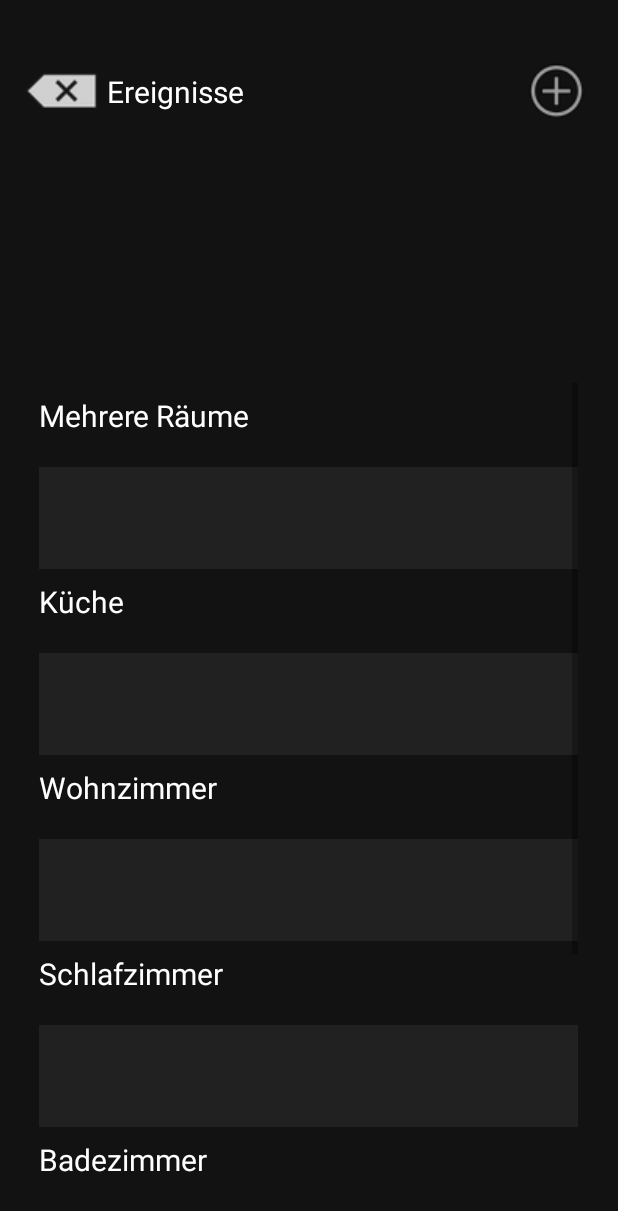
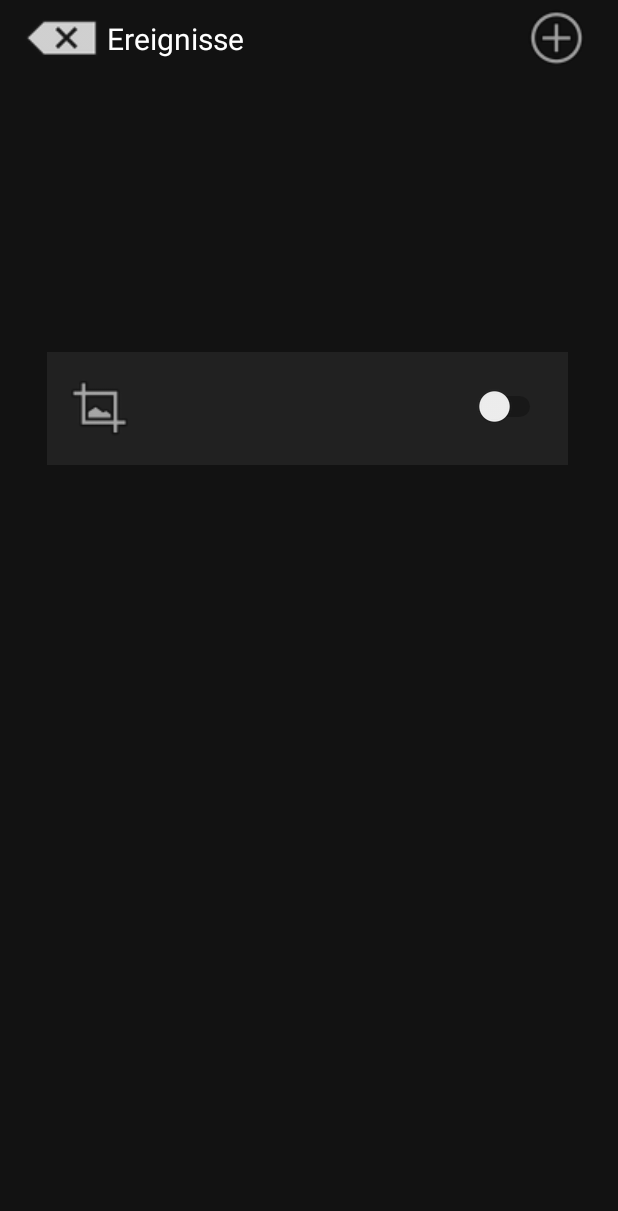
Before and after one commit to sophiafema/home_easylife, an Android app: the Events screen opened directly, with no data from a screen before it, on a phone screen of 412 x 824 dp. Shown: the top 1211 px of the screen. Run offline under Robolectric (Android 15) with nearby library versions, the phone set to English and light mode, and no system bars.

Commit message:
General --> Status Shutters Events --> implemented RecyclerView

```diff
--- a/app/build.gradle
+++ b/app/build.gradle
@@ -35,6 +35,7 @@ dependencies {
     implementation 'com.google.firebase:firebase-firestore:21.3.1'
 
     implementation 'me.relex:circleindicator:2.1.4'
+    implementation 'androidx.recyclerview:recyclerview:1.1.0'
 }
 
 apply plugin: 'com.google.gms.google-services'
--- a/app/src/main/java/com/sophiafema/home_easylife/Events.java
+++ b/app/src/main/java/com/sophiafema/home_easylife/Events.java
@@ -6,6 +6,7 @@ import android.content.Intent;
 import android.os.Bundle;
 import android.view.View;
 import android.widget.ImageView;
+import android.widget.Switch;
 import android.widget.TextView;
 
 public class Events extends AppCompatActivity implements View.OnClickListener {
@@ -14,24 +15,14 @@ public class Events extends AppCompatActivity implements View.OnClickListener {
     TextView tVEventsHeading;
     ImageView iVEventsAdd;
 
-    TextView tVEventsAll;
-    ImageView iVEventsAll;
 
-    TextView tVEventsKitchen;
-    ImageView iVEventsKitchen;
-
-    TextView tVEventsLiving;
-    ImageView iVEventsLiving;
-
-    TextView tVEventsSleeping;
-    ImageView iVEventsSleeping;
-
-    TextView tVEventsBath;
-    ImageView iVEventsBath;
-
-    TextView tVEventsHallway;
-    ImageView iVEventsHallway;
-
+    ImageView iVEventsBackground;
+    TextView tVEventsRoom;
+    TextView tVEventsName;
+    TextView tVEventsTime;
+    TextView tVEventsRepetition;
+    Switch swEvents;
+    ImageView iVEventsPicture;
 
     @Override
     protected void onCreate(Bundle savedInstanceState) {
@@ -44,19 +35,13 @@ public class Events extends AppCompatActivity implements View.OnClickListener {
         iVEventsAdd = (ImageView) findViewById(R.id.iVEventsAdd);
         iVEventsAdd.setOnClickListener(this);
 
-
-        tVEventsAll = (TextView) findViewById(R.id.tVEventsAll);
-        iVEventsAll = (ImageView) findViewById(R.id.iVEventsAll);
-        tVEventsKitchen = (TextView) findViewById(R.id.tVEventsKitchen);
-        iVEventsKitchen = (ImageView) findViewById(R.id.iVEventsKitchen);
-        tVEventsLiving = (TextView) findViewById(R.id.tVEventsLiving);
-        iVEventsLiving = (ImageView) findViewById(R.id.iVEventsLiving);
-        tVEventsSleeping = (TextView) findViewById(R.id.tVEventsSleeping);
-        iVEventsSleeping = (ImageView) findViewById(R.id.iVEventsSleeping);
-        tVEventsBath = (TextView) findViewById(R.id.tVEventsBath);
-        iVEventsBath = (ImageView) findViewById(R.id.iVEventsBath);
-        tVEventsHallway = (TextView) findViewById(R.id.tVEventsHallway);
-        iVEventsHallway = (ImageView) findViewById(R.id.iVEventsHallway);
+        iVEventsBackground = (ImageView) findViewById(R.id.iVEventsBackground);
+        tVEventsRoom = (TextView) findViewById(R.id.tVEventsRoom);
+        tVEventsName = (TextView) findViewById(R.id.tVEventsName);
+        tVEventsTime = (TextView) findViewById(R.id.tVEventsTime);
+        tVEventsRepetition = (TextView) findViewById(R.id.tVEventsRepetition);
+        swEvents = (Switch) findViewById(R.id.swEvents);
+        iVEventsPicture = (ImageView) findViewById(R.id.iVEventsPicture);
 
 
     }
--- a/app/src/main/java/com/sophiafema/home_easylife/General.java
+++ b/app/src/main/java/com/sophiafema/home_easylife/General.java
@@ -48,6 +48,8 @@ public class General extends AppCompatActivity implements View.OnClickListener ,
         boolean lightIsOn = dba.getAllLightsPower();
         boolean temperatureIsOn = dba.getAllThermostatPower();
         boolean musicIsOn = dba.getAllMusicPower();
+        boolean shuttersUp = dba.getAllShutterPosition();
+        boolean shuttersDown = dba.getAllShutterPosition();
 
         //initialised view
         iVGeneralMenue = (ImageView) findViewById(R.id.iVGeneralMenue);
@@ -66,7 +68,9 @@ public class General extends AppCompatActivity implements View.OnClickListener ,
 
 
         iVGeneralShuttersUp = (ImageView) findViewById(R.id.iVGeneralShuttersUp);
+        iVGeneralShuttersUp.setOnClickListener(this);
         iVGeneralShuttersDown = (ImageView) findViewById(R.id.iVGeneralShuttersDown);
+        iVGeneralShuttersDown.setOnClickListener(this);
 
         tVGeneralLight = (TextView) findViewById(R.id.tVGeneralLight);
         tVGeneralTemperature = (TextView) findViewById(R.id.tVGeneralTemperature);
@@ -84,6 +88,7 @@ public class General extends AppCompatActivity implements View.OnClickListener ,
         setTextLightOn(lightIsOn);
         setTextTemperatureOn(temperatureIsOn);
         setTextMusicOn(musicIsOn);
+        setTextShuttersUp(shuttersUp);
 
 
         //checkchanged listener
@@ -125,16 +130,37 @@ public class General extends AppCompatActivity implements View.OnClickListener ,
         }
     }
 
+    //Status Text Jalousie
+    public void setTextShuttersUp(boolean isChecked)
+    {
+        if(isChecked) {
+            tVGeneralShutters.setText("Jalousie oben");
+            dba.setAllShutterPosition(0.0);
+        }else{
+            tVGeneralShutters.setText("Jalousie unten");
+            dba.setAllShutterPosition(100.0);
+        }
+    }
+
 
     @Override
     public void onClick(View view) {
-        this.finish();
+        if(view.getId() == R.id.tVGeneralHeading) {
+            this.finish();
+        }
+        else if(view.getId() == R.id.iVGeneralShuttersUp) {
+            setTextShuttersUp(true);
+        }
+        else if(view.getId() == R.id.iVGeneralShuttersDown) {
+            setTextShuttersUp(false);
+        }
     }
 
     @Override
     public void onCheckedChanged(CompoundButton buttonView, boolean isChecked) {
-        if(buttonView.getId() == R.id.swGeneralLight)
+        if(buttonView.getId() == R.id.swGeneralLight) {
             setTextLightOn(isChecked);
+        }
         else if(buttonView.getId() == R.id.swGeneralTemperature) {
             setTextTemperatureOn(isChecked);
         }
--- a/app/src/main/java/com/sophiafema/home_easylife/database/DatabaseAdapter.java
+++ b/app/src/main/java/com/sophiafema/home_easylife/database/DatabaseAdapter.java
@@ -71,7 +71,7 @@ public class DatabaseAdapter {
     public void setMusic(String room, Music m) {
         db.setFunction(userId, room, Database.MUSIC, m,  Database.MUSIC);
     }
-    public void setLouvre(String room, Shutter l) {
+    public void setShutter(String room, Shutter l) {
         db.setFunction(userId, room, Database.SHUTTER, l,  l.getName());
     }
     public void setThermostat(String room, Thermostat t) {
@@ -88,7 +88,7 @@ public class DatabaseAdapter {
         if(r.getShutters() != null) {
             ArrayList<Shutter> shutters = r.getShutters();
             for (Shutter shutter : shutters) {
-                setLouvre(r.getName(), shutter);
+                setShutter(r.getName(), shutter);
             }
         }
         if(r.getMusic() != null)
@@ -139,7 +139,7 @@ public class DatabaseAdapter {
         //Light l = (Light) db.getFunction(userId, room, Database.LIGHT, id);
         return l;
     }
-    public Shutter getLouvre(String room, String id) {
+    public Shutter getShutter(String room, String id) {
         //Shutter l = (Shutter) db.getFunction(userId, room, Database.SHUTTER, id);
         Shutter l = null;
         try {
@@ -201,7 +201,7 @@ public class DatabaseAdapter {
         r.setId(d.getId());
         r.setName(d.getName());
         r.setLights(getLights(d.getName()));
-        r.setShutters(getLouvres(d.getName()));
+        r.setShutters(getShutters(d.getName()));
         r.setThermo(getThermostat(d.getName()));
         r.setMusic(getMusic(d.getName()));
         return r;
@@ -246,7 +246,7 @@ public class DatabaseAdapter {
 
         return l;
     }
-    public ArrayList<Shutter> getLouvres(String room) {
+    public ArrayList<Shutter> getShutters(String room) {
         ArrayList<Object> o = new ArrayList<>();
         ArrayList<Shutter> l = new ArrayList<>();
         try {
@@ -398,13 +398,13 @@ public class DatabaseAdapter {
         }
     }
 
-    public void setAllLouvrePosition(double value) {
+    public void setAllShutterPosition(double value) {
         ArrayList<String> roomIds = getRoomIds();
         for(String roomId : roomIds) {
-            setAllLouvrePositionInOneRoom(roomId, value);
+            setAllShutterPositionInOneRoom(roomId, value);
         }
     }
-    public void setAllLouvrePositionInOneRoom(String roomId, double value) {
+    public void setAllShutterPositionInOneRoom(String roomId, double value) {
         ArrayList<String> louvreIds = getFunctionIds(roomId, Database.SHUTTER);
         for(String louvreId : louvreIds) {
             setPosition(roomId, louvreId, value);
@@ -454,28 +454,28 @@ public class DatabaseAdapter {
         return false;
     }
 
-    public boolean getAllLouvrePosition() {
+    public boolean getAllShutterPosition() {
         ArrayList<String> roomIds = getRoomIds();
         double position = 0;
         for(String roomId : roomIds) {
-            double pos = getAllLouvrePositionInOneRoom(roomId);
+            double pos = getAllShutterPositionInOneRoom(roomId);
             if(pos > -1)
                 position += pos;
         }
         position /= roomIds.size();
         return false;
     }
-    public double getAllLouvrePositionInOneRoom(String roomId) {
-        ArrayList<String> louvreIds = getFunctionIds(roomId, Database.SHUTTER);
+    public double getAllShutterPositionInOneRoom(String roomId) {
+        ArrayList<String> shutterIds = getFunctionIds(roomId, Database.SHUTTER);
         double position = 0;
-        if(louvreIds != null) {
-            for(String louvreId : louvreIds) {
-                Shutter l = getLouvre(roomId, louvreId);
+        if(shutterIds != null) {
+            for(String shutterId : shutterIds) {
+                Shutter l = getShutter(roomId, shutterId);
                 if(l != null)
                     position += l.getPosition();
             }
-            position /= louvreIds.size();
-            if(louvreIds.size() < 1)
+            position /= shutterIds.size();
+            if(shutterIds.size() < 1)
                 position = -1;
         }
         else
--- a/app/src/main/res/layout/activity_events.xml
+++ b/app/src/main/res/layout/activity_events.xml
@@ -17,154 +17,125 @@
         android:text="Ereignisse"
         android:textColor="@android:color/background_light"
         android:textSize="20sp"
-        app:layout_constraintBottom_toTopOf="@+id/scrollView2"
         app:layout_constraintEnd_toEndOf="parent"
         app:layout_constraintHorizontal_bias="0.061"
         app:layout_constraintStart_toStartOf="parent"
-        app:layout_constraintTop_toTopOf="parent"
-        app:layout_constraintVertical_bias="0.172" />
+        app:layout_constraintTop_toTopOf="parent" />
 
     <ImageView
         android:id="@+id/iVEventsMenue"
         android:layout_width="50dp"
         android:layout_height="50dp"
         android:contentDescription="Menü"
-        app:layout_constraintBottom_toTopOf="@+id/scrollView2"
         app:layout_constraintEnd_toEndOf="parent"
         app:layout_constraintHorizontal_bias="0.044"
         app:layout_constraintStart_toStartOf="parent"
         app:layout_constraintTop_toTopOf="parent"
-        app:layout_constraintVertical_bias="0.172"
         app:srcCompat="@android:drawable/ic_input_delete" />
 
     <ImageView
         android:id="@+id/iVEventsAdd"
         android:layout_width="50dp"
         android:layout_height="50dp"
-        app:layout_constraintBottom_toTopOf="@+id/scrollView2"
         app:layout_constraintEnd_toEndOf="parent"
         app:layout_constraintHorizontal_bias="0.955"
         app:layout_constraintStart_toStartOf="parent"
         app:layout_constraintTop_toTopOf="parent"
-        app:layout_constraintVertical_bias="0.172"
         app:srcCompat="@android:drawable/ic_menu_add" />
 
-    <ScrollView
-        android:id="@+id/scrollView2"
-        android:layout_width="359dp"
-        android:layout_height="532dp"
+    <androidx.recyclerview.widget.RecyclerView
+        android:id="@+id/recyclerView"
+        android:layout_width="348dp"
+        android:layout_height="624dp"
         app:layout_constraintBottom_toBottomOf="parent"
         app:layout_constraintEnd_toEndOf="parent"
-        app:layout_constraintHorizontal_bias="0.488"
+        app:layout_constraintHorizontal_bias="0.492"
         app:layout_constraintStart_toStartOf="parent"
         app:layout_constraintTop_toTopOf="parent"
-        app:layout_constraintVertical_bias="0.875">
+        app:layout_constraintVertical_bias="1.0">
 
-        <LinearLayout
-            android:layout_width="match_parent"
-            android:layout_height="wrap_content"
-            android:orientation="vertical">
+    </androidx.recyclerview.widget.RecyclerView>
 
-            <TextView
-                android:id="@+id/tVEventsAll"
-                android:layout_width="match_parent"
-                android:layout_height="48dp"
-                android:paddingTop="@dimen/color_wheel_thickness"
-                android:text="Mehrere Räume"
-                android:textColor="@android:color/background_light"
-                android:textSize="20sp" />
+    <ImageView
+        android:id="@+id/iVEventsBackground"
+        android:layout_width="347dp"
+        android:layout_height="75dp"
+        app:layout_constraintBottom_toBottomOf="@+id/recyclerView"
+        app:layout_constraintEnd_toEndOf="@+id/recyclerView"
+        app:layout_constraintHorizontal_bias="0.0"
+        app:layout_constraintStart_toStartOf="@+id/recyclerView"
+        app:layout_constraintTop_toTopOf="@+id/recyclerView"
+        app:layout_constraintVertical_bias="0.063"
+        app:srcCompat="@color/colorPrimary" />
 
-            <ImageView
-                android:id="@+id/iVEventsAll"
-                android:layout_width="match_parent"
-                android:layout_height="76dp"
-                android:paddingTop="@dimen/color_wheel_thickness"
-                app:srcCompat="@color/colorPrimary" />
+    <TextView
+        android:id="@+id/tVEventsRoom"
+        android:layout_width="106dp"
+        android:layout_height="24dp"
+        android:text=" "
+        app:layout_constraintBottom_toTopOf="@+id/iVEventsBackground"
+        app:layout_constraintEnd_toEndOf="@+id/recyclerView"
+        app:layout_constraintHorizontal_bias="0.004"
+        app:layout_constraintStart_toStartOf="@+id/recyclerView"
+        app:layout_constraintTop_toTopOf="@+id/recyclerView" />
 
+    <TextView
+        android:id="@+id/tVEventsName"
+        android:layout_width="198dp"
+        android:layout_height="29dp"
+        android:text=" "
+        app:layout_constraintBottom_toBottomOf="@+id/iVEventsBackground"
+        app:layout_constraintEnd_toEndOf="@+id/iVEventsBackground"
+        app:layout_constraintHorizontal_bias="0.503"
+        app:layout_constraintStart_toStartOf="@+id/iVEventsBackground"
+        app:layout_constraintTop_toTopOf="@+id/iVEventsBackground"
+        app:layout_constraintVertical_bias="0.26" />
 
-            <TextView
-                android:id="@+id/tVEventsKitchen"
-                android:layout_width="match_parent"
-                android:layout_height="48dp"
-                android:paddingTop="@dimen/color_wheel_thickness"
-                android:text="Küche"
-                android:textColor="@android:color/background_light"
-                android:textSize="20sp" />
+    <TextView
+        android:id="@+id/tVEventsTime"
+        android:layout_width="116dp"
+        android:layout_height="19dp"
+        android:text=" "
+        app:layout_constraintBottom_toBottomOf="@+id/iVEventsBackground"
+        app:layout_constraintEnd_toEndOf="@+id/iVEventsBackground"
+        app:layout_constraintHorizontal_bias="0.324"
+        app:layout_constraintStart_toStartOf="@+id/iVEventsBackground"
+        app:layout_constraintTop_toTopOf="@+id/iVEventsBackground"
+        app:layout_constraintVertical_bias="0.892" />
 
-            <ImageView
-                android:id="@+id/iVEventsKitchen"
-                android:layout_width="match_parent"
-                android:layout_height="76dp"
-                android:paddingTop="@dimen/color_wheel_thickness"
-                app:srcCompat="@color/colorPrimary" />
+    <TextView
+        android:id="@+id/tVEventsRepetition"
+        android:layout_width="116dp"
+        android:layout_height="19dp"
+        android:text=" "
+        app:layout_constraintBottom_toBottomOf="@+id/iVEventsBackground"
+        app:layout_constraintEnd_toEndOf="@+id/iVEventsBackground"
+        app:layout_constraintHorizontal_bias="0.935"
+        app:layout_constraintStart_toStartOf="@+id/iVEventsBackground"
+        app:layout_constraintTop_toTopOf="@+id/iVEventsBackground"
+        app:layout_constraintVertical_bias="0.892" />
 
-            <TextView
-                android:id="@+id/tVEventsLiving"
-                android:layout_width="match_parent"
-                android:layout_height="48dp"
-                android:paddingTop="@dimen/color_wheel_thickness"
-                android:text="Wohnzimmer"
-                android:textColor="@android:color/background_light"
-                android:textSize="20sp" />
+    <Switch
+        android:id="@+id/swEvents"
+        android:layout_width="wrap_content"
+        android:layout_height="wrap_content"
+        app:layout_constraintBottom_toBottomOf="@+id/iVEventsBackground"
+        app:layout_constraintEnd_toEndOf="@+id/iVEventsBackground"
+        app:layout_constraintHorizontal_bias="0.951"
+        app:layout_constraintStart_toStartOf="@+id/iVEventsBackground"
+        app:layout_constraintTop_toTopOf="@+id/iVEventsBackground"
+        app:layout_constraintVertical_bias="0.479" />
 
-            <ImageView
-                android:id="@+id/iVEventsLiving"
-                android:layout_width="match_parent"
-                android:layout_height="76dp"
-                android:paddingTop="@dimen/color_wheel_thickness"
-                app:srcCompat="@color/colorPrimary" />
-
-            <TextView
-                android:id="@+id/tVEventsSleeping"
-                android:layout_width="match_parent"
-                android:layout_height="48dp"
-                android:paddingTop="@dimen/color_wheel_thickness"
-                android:text="Schlafzimmer"
-                android:textColor="@android:color/background_light"
-                android:textSize="20sp" />
-
-            <ImageView
-                android:id="@+id/iVEventsSleeping"
-                android:layout_width="match_parent"
-                android:layout_height="76dp"
-                android:paddingTop="@dimen/color_wheel_thickness"
-                app:srcCompat="@color/colorPrimary" />
-
-            <TextView
-                android:id="@+id/tVEventsBath"
-                android:layout_width="match_parent"
-                android:layout_height="48dp"
-                android:paddingTop="@dimen/color_wheel_thickness"
-                android:text="Badezimmer"
-                android:textColor="@android:color/background_light"
-                android:textSize="20sp" />
-
-            <ImageView
-                android:id="@+id/iVEventsBath"
-                android:layout_width="match_parent"
-                android:layout_height="76dp"
-                android:paddingTop="@dimen/color_wheel_thickness"
-                app:srcCompat="@color/colorPrimary" />
-
-            <TextView
-                android:id="@+id/tVEventsHallway"
-                android:layout_width="match_parent"
-                android:layout_height="48dp"
-                android:paddingTop="@dimen/color_wheel_thickness"
-                android:text="Flur"
-                android:textColor="@android:color/background_light"
-                android:textSize="20sp" />
-
-            <ImageView
-                android:id="@+id/iVEventsHallway"
-                android:layout_width="match_parent"
-                android:layout_height="76dp"
-                android:paddingTop="@dimen/color_wheel_thickness"
-                app:srcCompat="@color/colorPrimary" />
-
-        </LinearLayout>
-
-
-    </ScrollView>
+    <ImageView
+        android:id="@+id/iVEventsPicture"
+        android:layout_width="50dp"
+        android:layout_height="50dp"
+        app:layout_constraintBottom_toBottomOf="@+id/iVEventsBackground"
+        app:layout_constraintEnd_toEndOf="@+id/iVEventsBackground"
+        app:layout_constraintHorizontal_bias="0.033"
+        app:layout_constraintStart_toStartOf="@+id/iVEventsBackground"
+        app:layout_constraintTop_toTopOf="@+id/iVEventsBackground"
+        app:layout_constraintVertical_bias="0.48"
+        app:srcCompat="@android:drawable/ic_menu_crop" />
 
 </androidx.constraintlayout.widget.ConstraintLayout>
```
